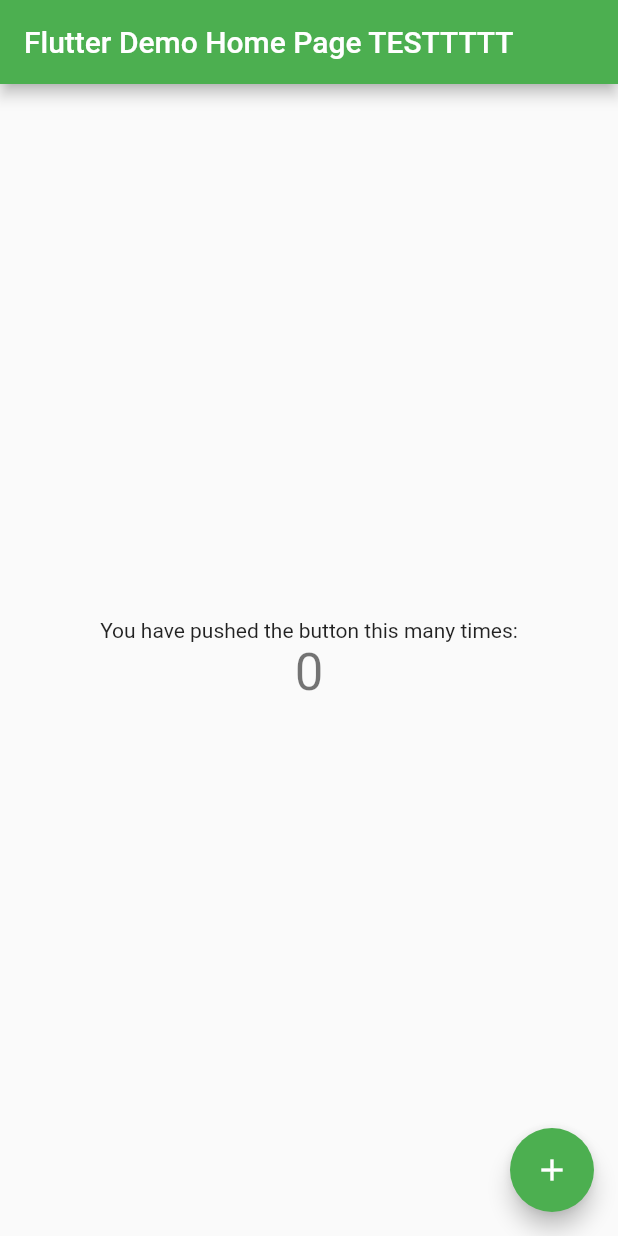
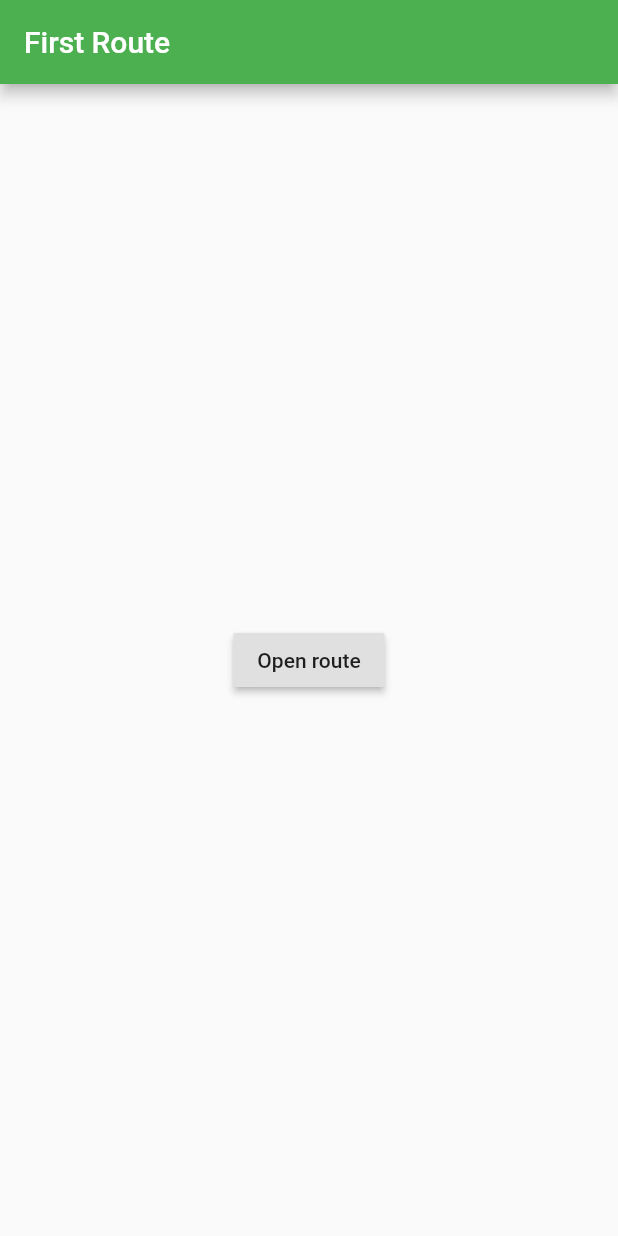
Before and after one commit to hazyon/fyf, a Flutter app: the screen it shows after launch, on a phone screen of 412 x 824 dp. Run offline on Flutter 3.47's test engine with Material 2 defaults, Android fonts, the phone set to English and light mode, and no system bars.

Commit message:
Update main.dart

```diff
--- a/study_buddy/lib/main.dart
+++ b/study_buddy/lib/main.dart
@@ -20,92 +20,40 @@ class MyApp extends StatelessWidget {
         // is not restarted.
         primarySwatch: Colors.green,
       ),
-      home: MyHomePage(title: 'Flutter Demo Home Page TESTTTTT'),
+      home: FirstRoute(),
     );
   }
 }
 
-class MyHomePage extends StatefulWidget {
-  MyHomePage({Key key, this.title}) : super(key: key);
-
-  // This widget is the home page of your application. It is stateful, meaning
-  // that it has a State object (defined below) that contains fields that affect
-  // how it looks.
-
-  // This class is the configuration for the state. It holds the values (in this
-  // case the title) provided by the parent (in this case the App widget) and
-  // used by the build method of the State. Fields in a Widget subclass are
-  // always marked "final".
-
-  final String title;
-
-  @override
-  _MyHomePageState createState() => _MyHomePageState();
-}
-
-class _MyHomePageState extends State<MyHomePage> {
-  int _counter = 0;
-
-  void _incrementCounter() {
-    setState(() {
-      // This call to setState tells the Flutter framework that something has
-      // changed in this State, which causes it to rerun the build method below
-      // so that the display can reflect the updated values. If we changed
-      // _counter without calling setState(), then the build method would not be
-      // called again, and so nothing would appear to happen.
-      _counter++;
-    });
-  }
-
+class FirstRoute extends StatelessWidget {
   @override
   Widget build(BuildContext context) {
-    // This method is rerun every time setState is called, for instance as done
-    // by the _incrementCounter method above.
-    //
-    // The Flutter framework has been optimized to make rerunning build methods
-    // fast, so that you can just rebuild anything that needs updating rather
-    // than having to individually change instances of widgets.
     return Scaffold(
       appBar: AppBar(
-        // Here we take the value from the MyHomePage object that was created by
-        // the App.build method, and use it to set our appbar title.
-        title: Text(widget.title),
+        title: Text('First Route'),
       ),
       body: Center(
-        // Center is a layout widget. It takes a single child and positions it
-        // in the middle of the parent.
-        child: Column(
-          // Column is also a layout widget. It takes a list of children and
-          // arranges them vertically. By default, it sizes itself to fit its
-          // children horizontally, and tries to be as tall as its parent.
-          //
-          // Invoke "debug painting" (press "p" in the console, choose the
-          // "Toggle Debug Paint" action from the Flutter Inspector in Android
-          // Studio, or the "Toggle Debug Paint" command in Visual Studio Code)
-          // to see the wireframe for each widget.
-          //
-          // Column has various properties to control how it sizes itself and
-          // how it positions its children. Here we use mainAxisAlignment to
-          // center the children vertically; the main axis here is the vertical
-          // axis because Columns are vertical (the cross axis would be
-          // horizontal).
-          mainAxisAlignment: MainAxisAlignment.center,
-          children: <Widget>[
-            Text(
-              'You have pushed the button this many times:',
-            ),
-            Text(
-              '$_counter',
-              style: Theme.of(context).textTheme.display1,
-            ),
-          ],
+        child: RaisedButton(
+          child: Text('Open route'),
+          onPressed: () {
+            Navigator.push(
+              context,
+              MaterialPageRoute(builder: (context) => SecondRoute()),
+            );
+          },
         ),
       ),
-      floatingActionButton: FloatingActionButton(
-        onPressed: _incrementCounter,
-        tooltip: 'Increment',
-        child: Icon(Icons.add),
-      ), // This trailing comma makes auto-formatting nicer for build methods.
     );
   }
 }
+
+class SecondRoute extends StatelessWidget {
+  @override
+  Widget build(BuildContext context) {
+    return Scaffold(
+      appBar: AppBar(
+        title: Text("Second Route"),
+      ),
+    );
+  }
+}
```
